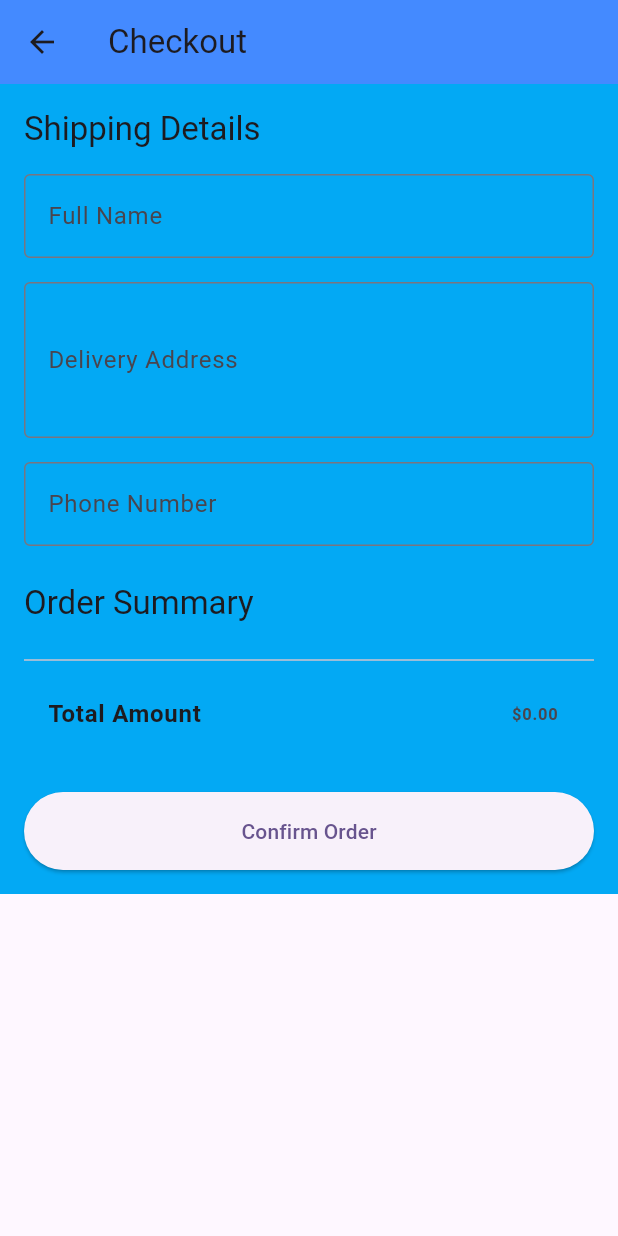
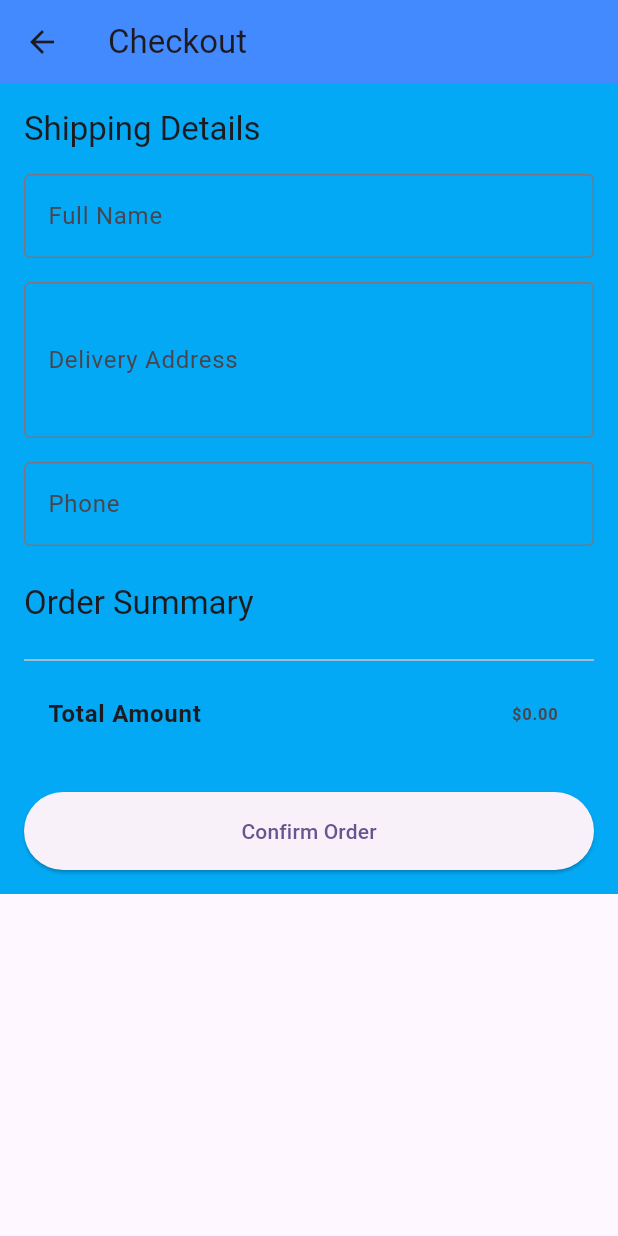
Before and after one commit to jerronjunior/JS-Stores, a Flutter app: the CheckoutPage screen opened directly, on a phone screen of 412 x 824 dp. Run offline on Flutter 3.47's test engine with Material 3 defaults, Android fonts, the phone set to English and light mode, and no system bars; our stand-ins replace carousel_slider, google_fonts.

Commit message:
JS last update

```diff
--- a/lib/Pages/HomePage/AddToCart/checkoutpage.dart
+++ b/lib/Pages/HomePage/AddToCart/checkoutpage.dart
@@ -74,7 +74,7 @@ class _CheckoutPageState extends State<CheckoutPage> {
             TextFormField(
           controller: _phoneController,
           decoration: const InputDecoration(
-            labelText: 'Phone Number',
+            labelText: 'Phone ',
             border: OutlineInputBorder(),
           ),
           keyboardType: TextInputType.phone,
```
